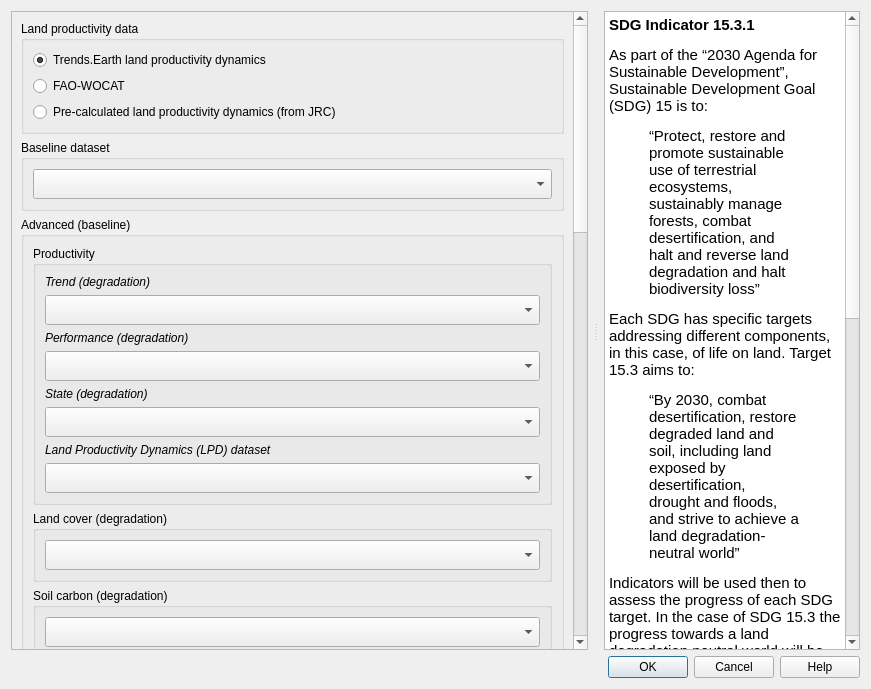
First picture: the form in LDMP/gui/DlgCalculateLDNSummaryTableAdmin.ui, repository ConservationInternational/trends.earth, before the edit.
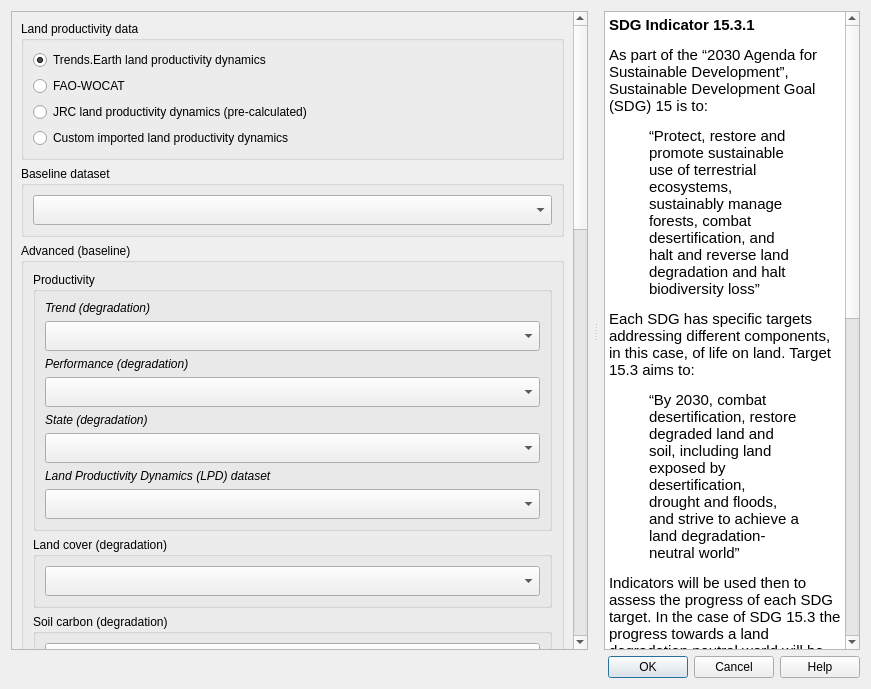
Second picture: the form after the edit. Custom widgets are drawn as their Qt base class.

Commit message: Add support for custom LPD data import

Patch:
```diff
--- a/LDMP/gui/DlgCalculateLDNSummaryTableAdmin.ui
+++ b/LDMP/gui/DlgCalculateLDNSummaryTableAdmin.ui
@@ -98,7 +98,17 @@
               <item>
                <widget class="QRadioButton" name="radio_lpd_precalculated">
                 <property name="text">
-                 <string>Pre-calculated land productivity dynamics (from JRC)</string>
+                 <string>JRC land productivity dynamics (pre-calculated)</string>
+                </property>
+                <property name="checked">
+                 <bool>false</bool>
+                </property>
+               </widget>
+              </item>
+              <item>
+               <widget class="QRadioButton" name="radio_lpd_custom">
+                <property name="text">
+                 <string>Custom imported land productivity dynamics</string>
                 </property>
                 <property name="checked">
                  <bool>false</bool>
```
The commit also changes 25 other files.
